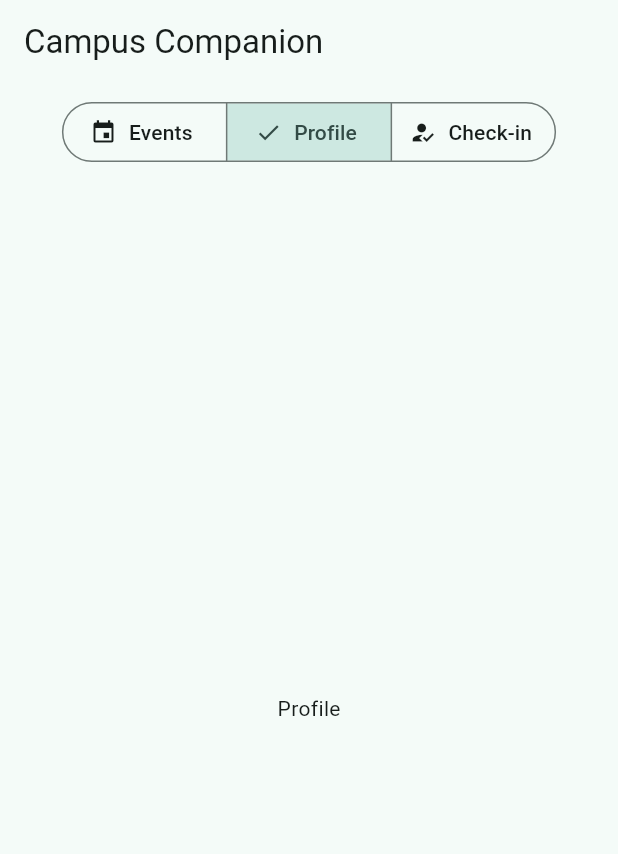
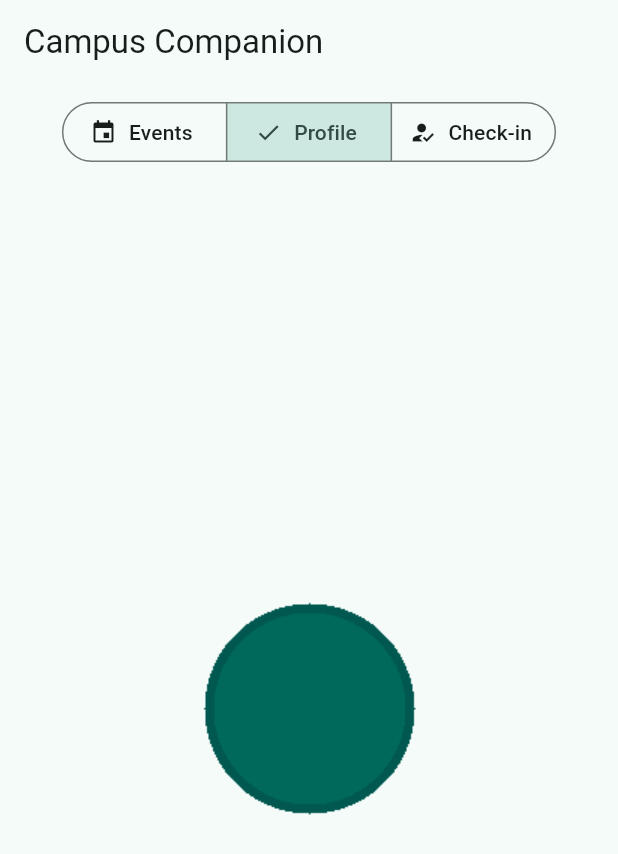
Before and after one commit to tsion875/mad-labs-UGR-6511-16, a Flutter app: the screen it shows after launch, after a tap on "Profile", on a phone screen of 412 x 824 dp. Shown: the top 854 px of the screen. Run offline on Flutter 3.47's test engine with Material 3 defaults, Android fonts, the phone set to English and light mode, and no system bars.

Commit message:
feat(week03): task 1 declare image assets

```diff
--- a/week03/lib/screens/profile_screen.dart
+++ b/week03/lib/screens/profile_screen.dart
@@ -10,6 +10,6 @@ class ProfileScreen extends StatelessWidget {
 
   @override
   Widget build(BuildContext context) {
-    return const Center(child: Text('Profile'));
+    return Center(child: Image.asset('assets/images/logo.png'));
   }
 }
--- a/week03/pubspec.yaml
+++ b/week03/pubspec.yaml
@@ -1,6 +1,6 @@
 name: campus_companion
 description: "Campus Companion — the running example app for Mobile Applications Development."
-publish_to: 'none'
+publish_to: "none"
 version: 0.1.0+1
 
 environment:
@@ -18,4 +18,7 @@ dev_dependencies:
 
 flutter:
   uses-material-design: true
+
   # TODO(lab): Task 1 — declare the assets/images/ folder here.
+  assets:
+    - assets/images/
```
Also changed, not shown: week03/pubspec.lock (added), 1 other file.
